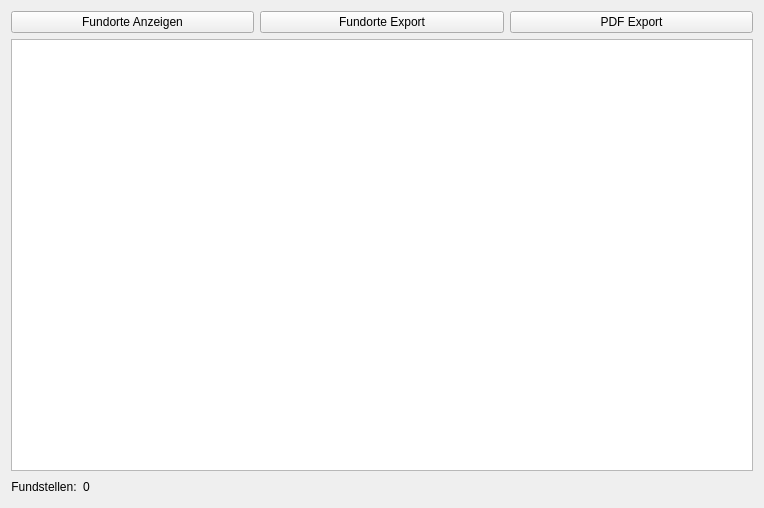
Old version of the form APIS/forms/apis_findspot_selection_list_form.ui in the repository APIS-Luftbildarchiv/APIS.
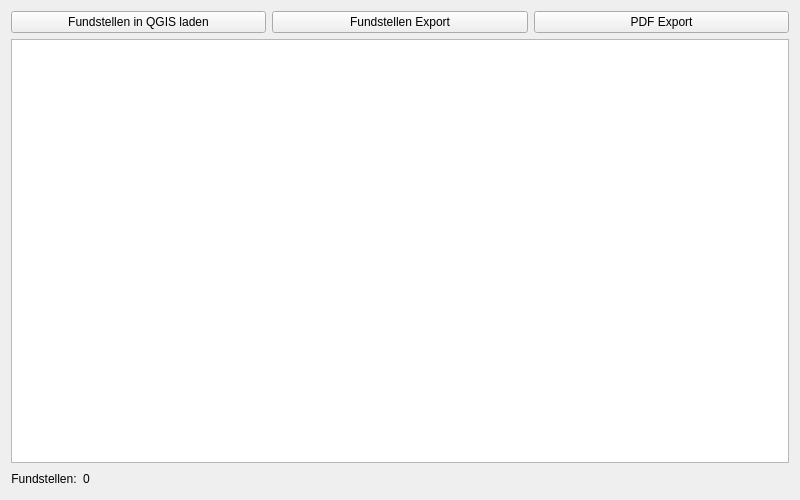
New version of the form. Icons and pictures are not drawn.

```diff
--- a/APIS/forms/apis_findspot_selection_list_form.ui
+++ b/APIS/forms/apis_findspot_selection_list_form.ui
@@ -9,8 +9,8 @@
    <rect>
     <x>0</x>
     <y>0</y>
-    <width>764</width>
-    <height>508</height>
+    <width>800</width>
+    <height>500</height>
    </rect>
   </property>
   <property name="windowTitle">
@@ -28,7 +28,7 @@
         <bool>true</bool>
        </property>
        <property name="text">
-        <string>Fundorte Anzeigen</string>
+        <string>Fundstellen in QGIS laden</string>
        </property>
        <property name="icon">
         <iconset resource="resource.qrc">
@@ -51,7 +51,7 @@
         <bool>true</bool>
        </property>
        <property name="text">
-        <string>Fundorte Export</string>
+        <string>Fundstellen Export</string>
        </property>
        <property name="icon">
         <iconset resource="resource.qrc">
```
Left out of the diff: 4 changed lines with no effect on the pictures.
